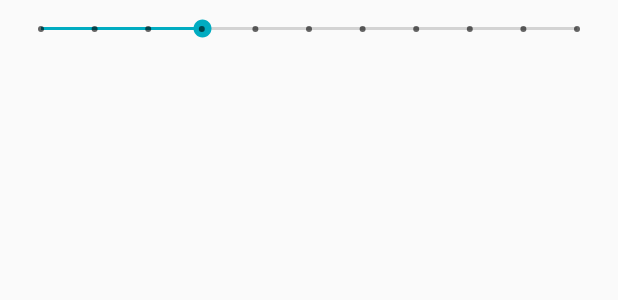
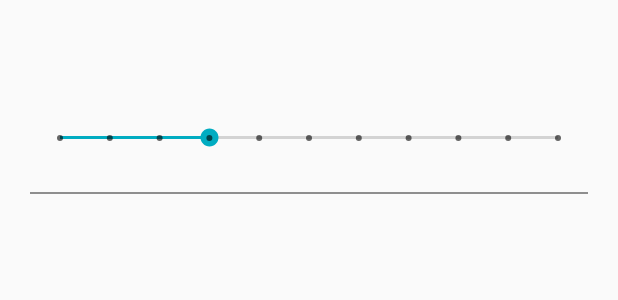
Before and after one commit to mdaudali/FeverFinder, an Android app: the layout range_question.xml on its own in the app's theme, with its tools: preview values and no code run, on a phone screen of 412 x 824 dp. Shown: the top 300 px of the screen. Run offline under Robolectric (Android 15) with nearby library versions, the phone set to English and light mode, and no system bars.

Commit message:
Made pretty

```diff
--- a/Survey/app/src/main/java/com/example/feverfinder/SurveyActivity.java
+++ b/Survey/app/src/main/java/com/example/feverfinder/SurveyActivity.java
@@ -45,7 +45,6 @@ public class SurveyActivity extends AppCompatActivity
         Toolbar toolbar = findViewById(R.id.toolbar);
         setSupportActionBar(toolbar);
 
-        setTitle("Fever Finder");
 
 
         DrawerLayout drawer = findViewById(R.id.drawer_layout);
@@ -68,6 +67,7 @@ public class SurveyActivity extends AppCompatActivity
 
             //If this is the default section
             if (firstId < 0) {
+                setTitle(s.getName());
                 firstId = id;
                 menuItem.setChecked(true);
             }
@@ -124,6 +124,8 @@ public class SurveyActivity extends AppCompatActivity
         // Handle navigation view item clicks here.
         int id = item.getItemId();
 
+        setTitle(sectionMap.get(id).getName());
+
         DrawerLayout drawer = (DrawerLayout) findViewById(R.id.drawer_layout);
         drawer.closeDrawer(GravityCompat.START);
 
--- a/Survey/app/src/main/java/com/example/feverfinder/SurveySection.java
+++ b/Survey/app/src/main/java/com/example/feverfinder/SurveySection.java
@@ -36,6 +36,7 @@ public class SurveySection extends Fragment {
     // TODO: Rename parameter arguments, choose names that match
     // TODO: remove the parameters?????????????
     // the fragment initialization parameters, e.g. ARG_ITEM_NUMBER
+    //TODO: remove title
     public static final String ARG_TITLE = "title";
     //public static final String ARG_QUESTIONS = "questions";
 
@@ -86,8 +87,6 @@ public class SurveySection extends Fragment {
 
         // Inflate the layout for this fragment
         View view = inflater.inflate(R.layout.fragment_survey_section, container, false);
-        TextView title = view.findViewById(R.id.fragment_title);
-        title.setText(mTitle);
 
         //Add the questions
         LinearLayout linearLayout = view.findViewById(R.id.question_container);
--- a/Survey/app/src/main/res/layout/nav_header_survey.xml
+++ b/Survey/app/src/main/res/layout/nav_header_survey.xml
@@ -27,10 +27,4 @@
         android:text="@string/nav_header_title"
         android:textAppearance="@style/TextAppearance.AppCompat.Body1" />
 
-    <TextView
-        android:id="@+id/textView"
-        android:layout_width="wrap_content"
-        android:layout_height="wrap_content"
-        android:text="@string/nav_header_subtitle" />
-
 </LinearLayout>
--- a/Survey/app/src/main/res/layout/range_question.xml
+++ b/Survey/app/src/main/res/layout/range_question.xml
@@ -6,18 +6,32 @@
     android:layout_width="match_parent"
     android:layout_height="match_parent">
 
+    <View
+        android:id="@+id/view2"
+        android:layout_width="0dp"
+        android:layout_height="1dp"
+        android:layout_marginStart="20dp"
+        android:layout_marginLeft="20dp"
+        android:layout_marginTop="16dp"
+        android:layout_marginEnd="20dp"
+        android:layout_marginRight="20dp"
+        android:background="@color/colorHorizontalDivider"
+        app:layout_constraintEnd_toEndOf="parent"
+        app:layout_constraintHorizontal_bias="1.0"
+        app:layout_constraintStart_toStartOf="parent"
+        app:layout_constraintTop_toBottomOf="@+id/rangeSeekBar" />
+
     <TextView
         android:id="@+id/rangeTextView"
-        android:layout_width="367dp"
-        android:layout_height="51dp"
-        android:layout_marginStart="8dp"
-        android:layout_marginLeft="8dp"
-        android:layout_marginTop="8dp"
-        android:layout_marginEnd="8dp"
-        android:layout_marginRight="8dp"
-        android:layout_marginBottom="8dp"
+        android:layout_width="0dp"
+        android:layout_height="wrap_content"
+        android:layout_marginStart="24dp"
+        android:layout_marginLeft="24dp"
+        android:layout_marginTop="24dp"
+        android:layout_marginEnd="24dp"
+        android:layout_marginRight="24dp"
+        android:textColor="@color/colorQuestionText"
         android:textSize="18sp"
-        app:layout_constraintBottom_toTopOf="@+id/rangeSeekBar"
         app:layout_constraintEnd_toEndOf="parent"
         app:layout_constraintStart_toStartOf="parent"
         app:layout_constraintTop_toTopOf="parent" />
@@ -25,15 +39,16 @@
     <SeekBar
         android:id="@+id/rangeSeekBar"
         style="@style/Widget.AppCompat.SeekBar.Discrete"
-        android:layout_width="389dp"
+        android:layout_width="0dp"
         android:layout_height="39dp"
-        android:layout_marginStart="8dp"
-        android:layout_marginLeft="8dp"
-        android:layout_marginEnd="8dp"
-        android:layout_marginRight="8dp"
+        android:layout_marginStart="24dp"
+        android:layout_marginLeft="24dp"
+        android:layout_marginTop="24dp"
+        android:layout_marginEnd="24dp"
+        android:layout_marginRight="24dp"
         android:max="10"
         android:progress="3"
         app:layout_constraintEnd_toEndOf="parent"
         app:layout_constraintStart_toStartOf="parent"
-        tools:layout_editor_absoluteY="89dp" />
+        app:layout_constraintTop_toBottomOf="@+id/rangeTextView" />
 </android.support.constraint.ConstraintLayout>
--- a/Survey/app/src/main/res/layout/text_question.xml
+++ b/Survey/app/src/main/res/layout/text_question.xml
@@ -17,6 +17,7 @@
         android:layout_marginEnd="16dp"
         android:layout_marginRight="16dp"
         android:ems="10"
-        android:inputType="text" />
+        android:inputType="textMultiLine"
+        android:singleLine="false" />
 
 </android.support.design.widget.TextInputLayout>
--- a/Survey/app/src/main/res/values/colors.xml
+++ b/Survey/app/src/main/res/values/colors.xml
@@ -3,4 +3,6 @@
     <color name="colorPrimary">#E53935</color>
     <color name="colorPrimaryDark">#B71C1C</color>
     <color name="colorAccent">#00ACC1</color>
+    <color name="colorHorizontalDivider">#8E8E8E</color>
+    <color name="colorQuestionText">#A4A4A4</color>
 </resources>
--- a/Survey/app/src/main/res/values/dimens.xml
+++ b/Survey/app/src/main/res/values/dimens.xml
@@ -3,6 +3,6 @@
     <dimen name="activity_horizontal_margin">16dp</dimen>
     <dimen name="activity_vertical_margin">16dp</dimen>
     <dimen name="nav_header_vertical_spacing">8dp</dimen>
-    <dimen name="nav_header_height">176dp</dimen>
+    <dimen name="nav_header_height">150dp</dimen>
     <dimen name="fab_margin">16dp</dimen>
 </resources>
--- a/Survey/app/src/main/res/values/strings.xml
+++ b/Survey/app/src/main/res/values/strings.xml
@@ -11,7 +11,7 @@
     <string name="title_activity_survey">SurveyActivity</string>
     <string name="navigation_drawer_open">Open navigation drawer</string>
     <string name="navigation_drawer_close">Close navigation drawer</string>
-    <string name="nav_header_title">Android Studio</string>
+    <string name="nav_header_title">Fever Finder</string>
     <string name="nav_header_subtitle">android.studio@android.com</string>
     <string name="nav_header_desc">Navigation header</string>
     <string name="action_settings">Settings</string>
```
Also changed, not shown: Survey/app/src/main/res/layout/fragment_survey_section.xml (+1 -14 lines), Survey/app/src/main/res/layout/select_question.xml (+8 -5 lines).
